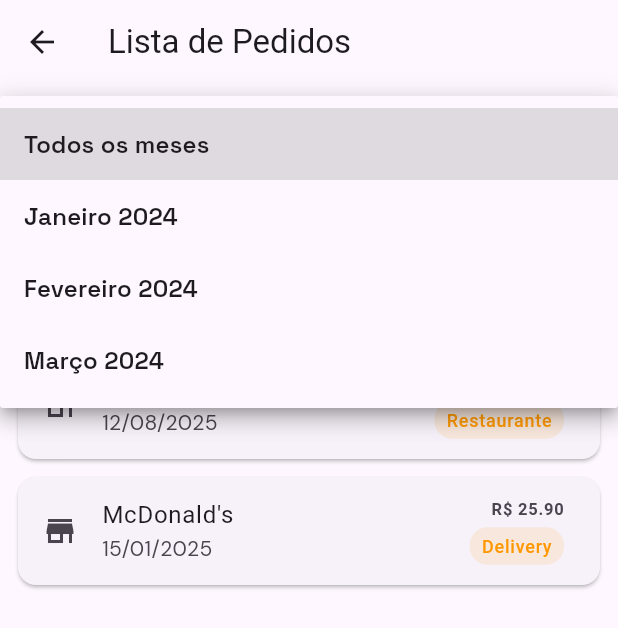
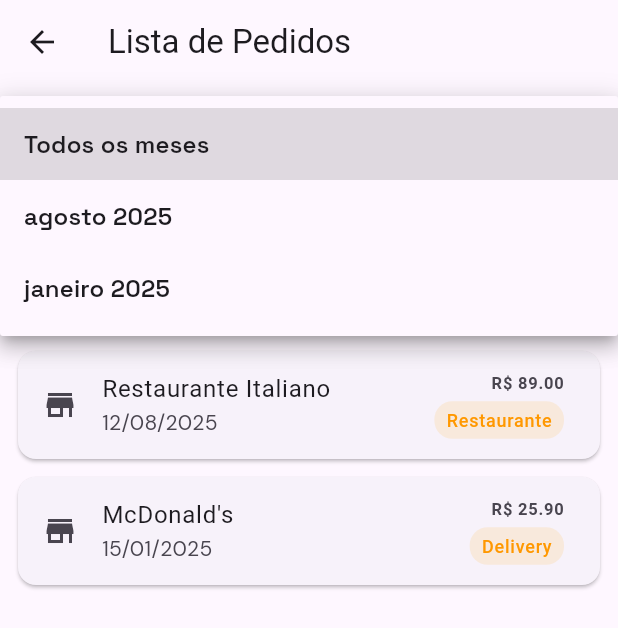
Before and after one commit to olaviolacerda/food_tracker, a Flutter app: the OrdersListScreen screen opened directly, after a tap on "Todos os meses", on a phone screen of 412 x 824 dp. Shown: the top 628 px of the screen. Run offline on Flutter 3.47's test engine with Material 3 defaults, Android fonts, the light colour scheme and no system bars; our stand-ins replace flutter_riverpod, google_fonts.

Commit message:
feat(ui): update home, add-order and orders-list screens

```diff
--- a/lib/screens/orders_list_screen.dart
+++ b/lib/screens/orders_list_screen.dart
@@ -1,7 +1,6 @@
 import 'package:flutter/material.dart';
 import 'package:flutter_riverpod/flutter_riverpod.dart';
 import '../providers/orders_provider.dart';
-import '../models/order.dart';
 
 class OrdersListScreen extends ConsumerStatefulWidget {
   const OrdersListScreen({Key? key}) : super(key: key);
@@ -12,13 +11,6 @@ class OrdersListScreen extends ConsumerStatefulWidget {
 
 class _OrdersListScreenState extends ConsumerState<OrdersListScreen> {
   String _selectedMonth = 'all';
-
-  final List<Map<String, String>> months = [
-    {'value': 'all', 'label': 'Todos os meses'},
-    {'value': '2024-01', 'label': 'Janeiro 2024'},
-    {'value': '2024-02', 'label': 'Fevereiro 2024'},
-    {'value': '2024-03', 'label': 'Março 2024'},
-  ];
 
   @override
   Widget build(BuildContext context) {
@@ -36,8 +28,8 @@ class _OrdersListScreenState extends ConsumerState<OrdersListScreen> {
         child: Column(
           children: [
             DropdownButtonFormField<String>(
-              value: _selectedMonth,
-              items: months.map((m) => DropdownMenuItem(value: m['value'], child: Text(m['label']!))).toList(),
+              initialValue: _selectedMonth,
+              items: _buildMonthItems(orders),
               onChanged: (v) => setState(() => _selectedMonth = v ?? 'all'),
               decoration: const InputDecoration(labelText: 'Selecionar mês'),
             ),
@@ -51,8 +43,8 @@ class _OrdersListScreenState extends ConsumerState<OrdersListScreen> {
             ),
             const SizedBox(height: 12),
             Expanded(
-              child: filtered.isEmpty
-                  ? Center(child: Text('Nenhum pedido encontrado para este período.'))
+        child: filtered.isEmpty
+          ? const Center(child: Text('Nenhum pedido encontrado para este período.'))
                   : ListView.builder(
                       itemCount: filtered.length,
                       itemBuilder: (context, idx) {
@@ -71,7 +63,7 @@ class _OrdersListScreenState extends ConsumerState<OrdersListScreen> {
                                 const SizedBox(height: 4),
                                 Container(
                                   padding: const EdgeInsets.symmetric(horizontal: 8, vertical: 4),
-                                  decoration: BoxDecoration(color: Colors.orange.withOpacity(0.12), borderRadius: BorderRadius.circular(12)),
+                                  decoration: BoxDecoration(color: const Color.fromRGBO(255, 165, 0, 0.12), borderRadius: BorderRadius.circular(12)),
                                   child: Text(order.category, style: const TextStyle(color: Colors.orange, fontSize: 12)),
                                 )
                               ],
@@ -89,4 +81,35 @@ class _OrdersListScreenState extends ConsumerState<OrdersListScreen> {
 
   String _formatDate(DateTime d) => '${d.day.toString().padLeft(2, '0')}/${d.month.toString().padLeft(2, '0')}/${d.year}';
   String _formatMonth(DateTime d) => '${d.year}-${d.month.toString().padLeft(2, '0')}';
+
+  List<DropdownMenuItem<String>> _buildMonthItems(List orders) {
+    final Set<String> seen = {}; // track year-month strings
+    final List<String> months = [];
+
+    for (final o in orders) {
+      final m = _formatMonth(o.date);
+      if (!seen.contains(m)) {
+        seen.add(m);
+        months.add(m);
+      }
+    }
+
+    // sort months descending (most recent first)
+    months.sort((a, b) => b.compareTo(a));
+
+    final items = <DropdownMenuItem<String>>[];
+    items.add(const DropdownMenuItem(value: 'all', child: Text('Todos os meses')));
+    for (final m in months) {
+      final parts = m.split('-');
+      final label = '${_monthName(int.parse(parts[1]))} ${parts[0]}';
+      items.add(DropdownMenuItem(value: m, child: Text(label)));
+    }
+
+    return items;
+  }
+
+  String _monthName(int month) {
+    const names = ['janeiro','fevereiro','março','abril','maio','junho','julho','agosto','setembro','outubro','novembro','dezembro'];
+    return names[month-1];
+  }
 }
```
Also changed, not shown: lib/screens/add_order_screen.dart (+6 -4 lines), lib/screens/home_screen.dart (+20 -15 lines).
